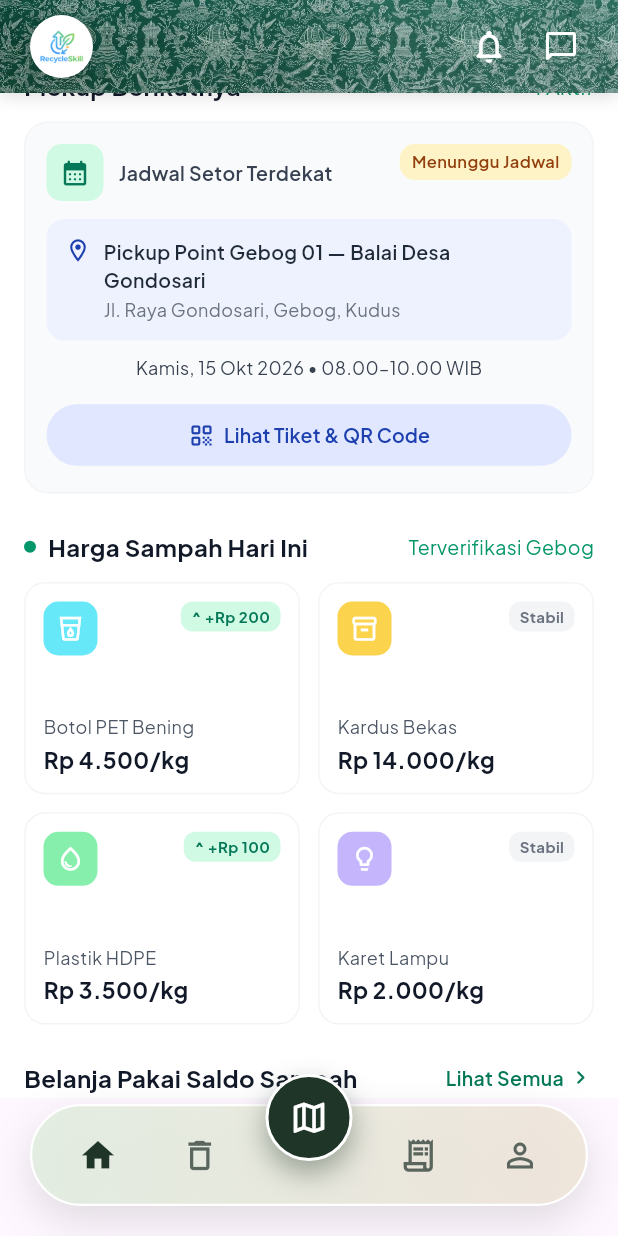
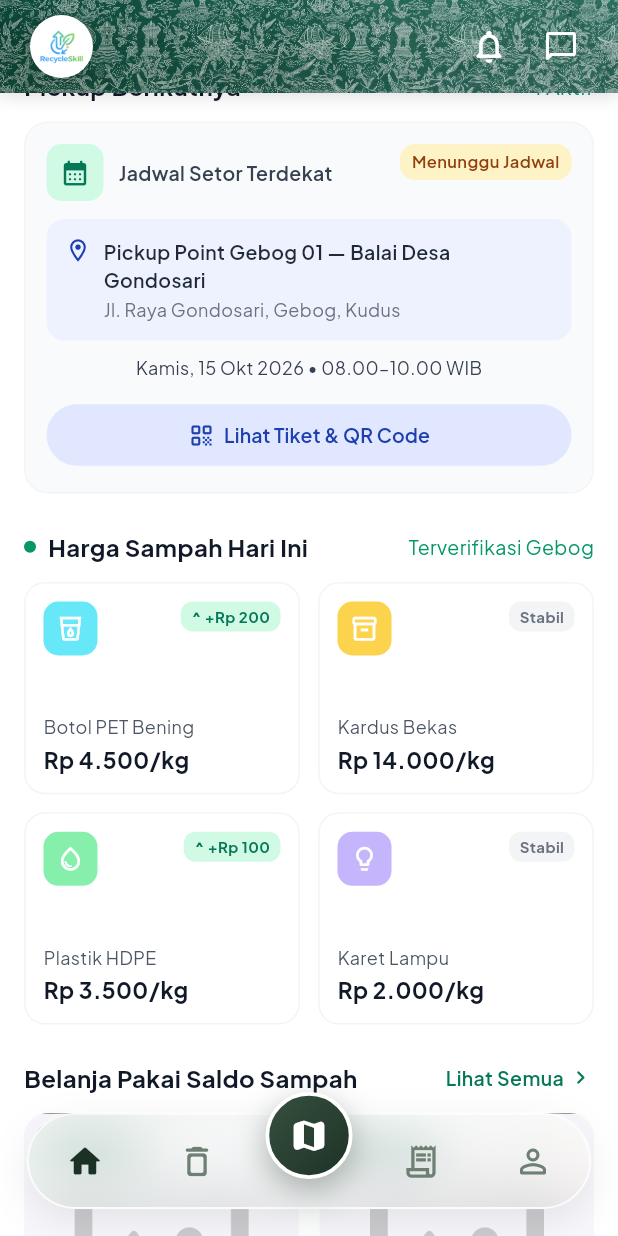
Before and after one commit to ManSoft24/RecycleSkill, a Flutter app: the MainManuPages screen opened by its route, scrolled down 576 dp, on a phone screen of 412 x 824 dp. Run offline on Flutter 3.47's test engine with Material 3 defaults, Android fonts, the phone set to English and light mode, and no system bars; our stand-ins replace get.

Commit message:
style(navbar): redesign custom bottom navigation bar
Update navbar layout, dimensions, color palette. Add frosted glass blur effect. Wrap with SafeArea for bottom inset padding. Change onTap callback type to ValueChanged<int>.

```diff
--- a/lib/components/custom_bottom_navbar.dart
+++ b/lib/components/custom_bottom_navbar.dart
@@ -1,8 +1,9 @@
+import 'dart:ui';
 import 'package:flutter/material.dart';
 
 class CustomBottomNavbar extends StatelessWidget {
   final int activeIndex;
-  final Function(int) onTap;
+  final ValueChanged<int> onTap;
 
   const CustomBottomNavbar({
     super.key,
@@ -10,55 +11,126 @@ class CustomBottomNavbar extends StatelessWidget {
     required this.onTap,
   });
 
-  static const Color darkGreen = Color(0xFF1F3527);
-  static const Color grey = Color(0xFF59655D);
-  static const Color softGreen = Color(0xFFE2EDE0);
-  static const Color softBeige = Color(0xFFEFE5DA);
+  // Palette
+  static const Color activeColor = Color(0xFF1C3125);
+  static const Color inactiveColor = Color(0xFF6E7F74);
+  static const Color mapIconActiveColor = Color(0xFFA3E4C1);
+  static const Color fabStart = Color(0xFF37513F);
+  static const Color fabEnd = Color(0xFF1D3126);
+
+  static const double _barHeight = 64.0;
+  static const double _fabSize = 58.0;
+  static const double _totalHeight = 78.0;
 
   @override
   Widget build(BuildContext context) {
-    return Padding(
-      padding: const EdgeInsets.only(left: 20, right: 20, bottom: 20),
+    final bool isMapActive = activeIndex == 2;
+
+    return SafeArea(
+      top: false,
+      child: Padding(
+        padding: const EdgeInsets.only(left: 18, right: 18, bottom: 18),
         child: SizedBox(
-        height: 88,
+          height: _totalHeight,
           child: Stack(
             alignment: Alignment.bottomCenter,
             clipBehavior: Clip.none,
             children: [
-            Container(
-              height: 68,
+              Positioned(
+                left: 0,
+                right: 0,
+                bottom: 0,
+                height: _barHeight,
+                child: Container(
                   decoration: BoxDecoration(
-                borderRadius: BorderRadius.circular(34),
-                gradient: LinearGradient(
-                  begin: Alignment.centerLeft,
-                  end: Alignment.centerRight,
-                  colors: [
-                    softGreen.withValues(alpha: 0.92),
-                    softBeige.withValues(alpha: 0.92),
-                  ],
-                ),
-                border: Border.all(color: Colors.white, width: 1.5),
+                    borderRadius: BorderRadius.circular(_barHeight / 2),
                     boxShadow: [
                       BoxShadow(
-                    color: Colors.black.withValues(alpha: 0.12),
-                    blurRadius: 24,
-                    offset: const Offset(0, 10),
+                        color: const Color(0xFF1C3125).withValues(alpha: 0.10),
+                        blurRadius: 22,
+                        offset: const Offset(0, 8),
+                      ),
+                      BoxShadow(
+                        color: Colors.white.withValues(alpha: 0.55),
+                        blurRadius: 1,
+                        offset: const Offset(0, -1),
                       ),
                     ],
                   ),
-              child: Row(
-                mainAxisAlignment: MainAxisAlignment.spaceEvenly,
+                  child: ClipRRect(
+                    borderRadius: BorderRadius.circular(_barHeight / 2),
+                    child: BackdropFilter(
+                      filter: ImageFilter.blur(sigmaX: 20, sigmaY: 20),
+                      child: Container(
+                        decoration: BoxDecoration(
+                          borderRadius: BorderRadius.circular(_barHeight / 2),
+                          border: Border.all(
+                            color: Colors.white.withValues(alpha: 0.80),
+                            width: 1.3,
+                          ),
+                          gradient: LinearGradient(
+                            begin: Alignment.topLeft,
+                            end: Alignment.bottomRight,
+                            colors: [
+                              const Color(0xFFDCEDDE).withValues(alpha: 0.24),
+                              Colors.white.withValues(alpha: 0.14),
+                              const Color(0xFFF3E9DE).withValues(alpha: 0.20),
+                            ],
+                          ),
+                        ),
+                        child: Stack(
                           children: [
-                  iconButton(0, Icons.home_outlined, Icons.home),
-                  iconButton(1, Icons.delete_outline, Icons.delete),
-                  const SizedBox(width: 58),
-                  iconButton(
-                    3,
-                    Icons.receipt_long_outlined,
-                    Icons.receipt_long,
+                            Positioned.fill(
+                              child: IgnorePointer(
+                                child: DecoratedBox(
+                                  decoration: BoxDecoration(
+                                    borderRadius: BorderRadius.circular(
+                                      _barHeight / 2,
                                     ),
-                  iconButton(4, Icons.person_outline, Icons.person),
+                                    gradient: LinearGradient(
+                                      begin: Alignment.topCenter,
+                                      end: Alignment.bottomCenter,
+                                      stops: const [0.0, 0.45, 1.0],
+                                      colors: [
+                                        Colors.white.withValues(alpha: 0.38),
+                                        Colors.white.withValues(alpha: 0.02),
+                                        Colors.black.withValues(alpha: 0.03),
                                       ],
+                                    ),
+                                  ),
+                                ),
+                              ),
+                            ),
+                            Row(
+                              children: [
+                                _slot(
+                                  index: 0,
+                                  icon: Icons.home_rounded,
+                                  activeIcon: Icons.home_rounded,
+                                ),
+                                _slot(
+                                  index: 1,
+                                  icon: Icons.delete_outline_rounded,
+                                  activeIcon: Icons.delete_rounded,
+                                ),
+                                const Expanded(child: SizedBox()),
+                                _slot(
+                                  index: 3,
+                                  icon: Icons.receipt_long_outlined,
+                                  activeIcon: Icons.receipt_long_rounded,
+                                ),
+                                _slot(
+                                  index: 4,
+                                  icon: Icons.person_outline_rounded,
+                                  activeIcon: Icons.person_rounded,
+                                ),
+                              ],
+                            ),
+                          ],
+                        ),
+                      ),
+                    ),
+                  ),
                 ),
               ),
 
@@ -66,25 +138,34 @@ class CustomBottomNavbar extends StatelessWidget {
                 top: 0,
                 child: GestureDetector(
                   onTap: () => onTap(2),
+                  behavior: HitTestBehavior.opaque,
                   child: Container(
-                  width: 58,
-                  height: 58,
+                    width: _fabSize,
+                    height: _fabSize,
                     decoration: BoxDecoration(
                       shape: BoxShape.circle,
-                    color: darkGreen,
-                    border: Border.all(color: Colors.white, width: 2),
+                      gradient: const LinearGradient(
+                        begin: Alignment.topLeft,
+                        end: Alignment.bottomRight,
+                        colors: [fabStart, fabEnd],
+                      ),
+                      border: Border.all(color: Colors.white, width: 2.5),
                       boxShadow: [
                         BoxShadow(
-                        color: darkGreen.withValues(alpha: 0.40),
-                        blurRadius: 16,
+                          color: const Color(0xFF1B2E23).withValues(alpha: 0.35),
+                          blurRadius: 18,
                           offset: const Offset(0, 8),
                         ),
                       ],
                     ),
-                  child: const Icon(
-                    Icons.map_outlined,
-                    color: Colors.white,
+                    child: AnimatedSwitcher(
+                      duration: const Duration(milliseconds: 220),
+                      child: Icon(
+                        Icons.map_rounded,
+                        color: isMapActive ? mapIconActiveColor : Colors.white,
                         size: 27,
+                        key: ValueKey<bool>(isMapActive),
+                      ),
                     ),
                   ),
                 ),
@@ -92,22 +173,30 @@ class CustomBottomNavbar extends StatelessWidget {
             ],
           ),
         ),
+      ),
     );
   }
 
-  Widget iconButton(int index, IconData icon, IconData activeIcon) {
+  Widget _slot({
+    required int index,
+    required IconData icon,
+    required IconData activeIcon,
+  }) {
     final bool isActive = activeIndex == index;
 
-    return GestureDetector(
+    return Expanded(
+      child: GestureDetector(
         onTap: () => onTap(index),
         behavior: HitTestBehavior.opaque,
         child: SizedBox(
-        width: 48,
-        height: 48,
+          height: _barHeight,
+          child: Center(
             child: Icon(
               isActive ? activeIcon : icon,
               size: 26,
-          color: isActive ? darkGreen : grey,
+              color: isActive ? activeColor : inactiveColor,
+            ),
+          ),
         ),
       ),
     );
--- a/lib/menus/home_pages.dart
+++ b/lib/menus/home_pages.dart
@@ -20,7 +20,7 @@ class HomePage extends StatelessWidget {
       backgroundColor: Colors.white,
       body: SingleChildScrollView(
         physics: const BouncingScrollPhysics(),
-        padding: const EdgeInsets.symmetric(horizontal: 16, vertical: 16),
+        padding: const EdgeInsets.fromLTRB(16, 16, 16, 110),
         child: Column(
           crossAxisAlignment: CrossAxisAlignment.start,
           children: const [
--- a/lib/pages/main_menu_pages.dart
+++ b/lib/pages/main_menu_pages.dart
@@ -12,15 +12,13 @@ class MainManuPages extends StatelessWidget {
   Widget build(BuildContext context) {
     return Obx(
       () => Scaffold(
+        backgroundColor: Colors.white,
         extendBody: true,
         body: Stack(
           children: [
-            Padding(
-              padding: const EdgeInsets.only(bottom: 92),
-              child: IndexedStack(
-                index: controllers.selectedIndex.value,
-                children: controllers.listPage,
-              ),
+            IndexedStack(
+              index: controllers.selectedIndex.value,
+              children: controllers.listPage,
             ),
             Align(
               alignment: Alignment.bottomCenter,
```
Lines whose indentation alone changed are shown as unchanged.
